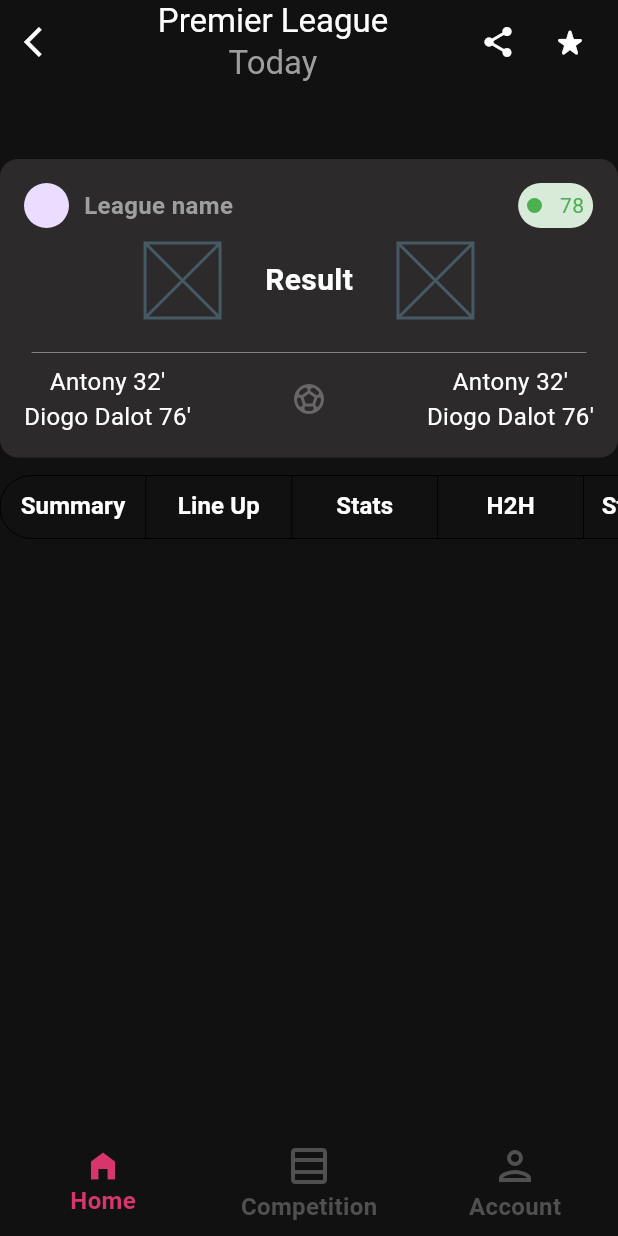
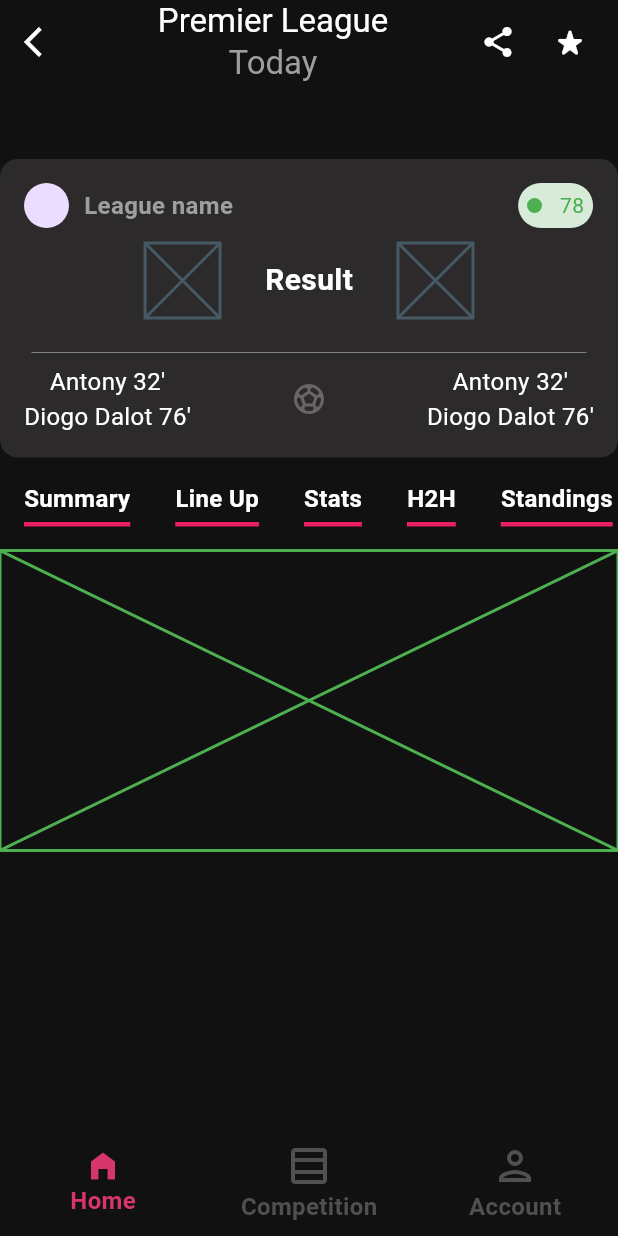
Before and after one commit to kubaolszewski/score_live, a Flutter app: the MatchDetails screen opened by its route, after a tap on "Line Up", on a phone screen of 412 x 824 dp. Run offline on Flutter 3.47's test engine with Material 2 defaults, Android fonts, the phone set to English and light mode, and no system bars; our stand-ins replace firebase_auth, firebase_core, flutter_bloc, flutter_modular; accounts and stored records are empty.

Commit message:
Add second app bar for switching between selected match details

```diff
--- a/lib/app/features/home/cubit/home_cubit.dart
+++ b/lib/app/features/home/cubit/home_cubit.dart
@@ -8,6 +8,9 @@ class HomeCubit extends Cubit<HomeState> {
   HomeCubit() : super(const HomeState());
 
   void switchHomeOptions(HomeOptions chosenOption) {
-    emit(HomeState(options: chosenOption));
+    emit(HomeState(homeOptions: chosenOption));
+  }
+  void switchDetailsOptions (DetailsOptions chosenOption) {
+    emit(HomeState(detailsOptions: chosenOption));
   }
 }
--- a/lib/app/features/home/cubit/home_state.dart
+++ b/lib/app/features/home/cubit/home_state.dart
@@ -1,8 +1,12 @@
 part of 'home_cubit.dart';
 
 @immutable
- class HomeState {
-  const HomeState({this.options = HomeOptions.score});
+class HomeState {
+  const HomeState({
+    this.homeOptions = HomeOptions.score,
+    this.detailsOptions = DetailsOptions.summary,
+  });
 
-  final HomeOptions options;
- }
+  final HomeOptions homeOptions;
+  final DetailsOptions detailsOptions;
+}
--- a/lib/app/features/home/home.dart
+++ b/lib/app/features/home/home.dart
@@ -96,8 +96,8 @@ class HomePage extends StatelessWidget {
               const _LiveNowView(),
               const _HomeOptionsTapBar(),
               BlocBuilder<HomeCubit, HomeState>(
-                builder: ((context, state) {
-                  switch (state.options) {
+                builder: (context, state) {
+                  switch (state.homeOptions) {
                     case HomeOptions.upcoming:
                       return const UpcomingDetails();
                     case HomeOptions.score:
@@ -105,7 +105,7 @@ class HomePage extends StatelessWidget {
                     case HomeOptions.favorites:
                       return const FavoritesDetails();
                   }
-                }),
+                },
               ),
             ],
           ),
@@ -139,8 +139,6 @@ class _HomeOptionsTapBar extends StatelessWidget {
 
   @override
   Widget build(BuildContext context) {
-    return BlocBuilder<HomeCubit, HomeState>(
-      builder: (context, state) {
     return Padding(
       padding: const EdgeInsets.symmetric(vertical: 8.0),
       child: Row(
@@ -203,7 +201,5 @@ class _HomeOptionsTapBar extends StatelessWidget {
         ],
       ),
     );
-      },
-    );
   }
 }
--- a/lib/app/features/home/match_details.dart
+++ b/lib/app/features/home/match_details.dart
@@ -1,6 +1,8 @@
 import 'package:flutter/material.dart';
+import 'package:flutter_bloc/flutter_bloc.dart';
 import 'package:score_live/app/core/enums.dart';
 import 'package:score_live/app/custom_widgets/custom_app_bar.dart';
+import 'package:score_live/app/features/home/cubit/home_cubit.dart';
 
 class MatchDetails extends StatefulWidget {
   const MatchDetails({super.key});
@@ -9,15 +11,14 @@ class MatchDetails extends StatefulWidget {
   State<MatchDetails> createState() => _MatchDetailsState();
 }
 
-
 class _MatchDetailsState extends State<MatchDetails> {
   final _detailsTitle = const DetailsTitle();
-  DetailsOptions options = DetailsOptions.summary;
-  Set<DetailsOptions> allDetailsOptions = <DetailsOptions>{DetailsOptions.summary};
 
   @override
   Widget build(BuildContext context) {
-    return Scaffold(
+    return BlocProvider(
+      create: (context) => HomeCubit(),
+      child: Scaffold(
         backgroundColor: const Color.fromARGB(255, 18, 17, 17),
         appBar: CustomAppBar(
           title: _detailsTitle,
@@ -150,72 +151,157 @@ class _MatchDetailsState extends State<MatchDetails> {
                   ),
                 ),
               ),
-            Padding(
-              padding: const EdgeInsets.symmetric(vertical: 8.0),
-              child: SizedBox(
-                height: 50,
-                child: ListView(
-                  scrollDirection: Axis.horizontal,
-                  children: [
-                    SegmentedButton(
-                      showSelectedIcon: false,
-                      style: ButtonStyle(
-                        side: MaterialStateProperty.all<BorderSide>(
-                          const BorderSide(width: 0.0),
-                        ),
-                        backgroundColor: MaterialStateProperty.all<Color>(Colors.transparent),
-                      ),
-                      segments: const <ButtonSegment<DetailsOptions>>[
-                        ButtonSegment(
-                          value: DetailsOptions.summary,
-                          label: Text(
-                            'Summary',
-                            style: TextStyle(color: Colors.white, fontSize: 16, fontWeight: FontWeight.bold),
-                          ),
-                        ),
-                        ButtonSegment(
-                          value: DetailsOptions.lineUp,
-                          label: Text(
-                            'Line Up',
-                            style: TextStyle(color: Colors.white, fontSize: 16, fontWeight: FontWeight.bold),
-                          ),
-                        ),
-                        ButtonSegment(
-                          value: DetailsOptions.stats,
-                          label: Text(
-                            'Stats',
-                            style: TextStyle(color: Colors.white, fontSize: 16, fontWeight: FontWeight.bold),
-                          ),
-                        ),
-                        ButtonSegment(
-                          value: DetailsOptions.h2H,
-                          label: Text(
-                            'H2H',
-                            style: TextStyle(color: Colors.white, fontSize: 16, fontWeight: FontWeight.bold),
-                          ),
-                        ),
-                        ButtonSegment(
-                          value: DetailsOptions.standings,
-                          label: Text(
-                            'Standings',
-                            style: TextStyle(color: Colors.white, fontSize: 16, fontWeight: FontWeight.bold),
-                          ),
-                        ),
-                      ],
-                      selected: allDetailsOptions,
-                      onSelectionChanged: (Set<DetailsOptions> selectedOption) {
-                        setState(() {
-                          allDetailsOptions = selectedOption;
-                        });
+              const _MatchDetailsTapBar(),
+              BlocBuilder<HomeCubit, HomeState>(
+                builder: (context, state) {
+                  switch (state.detailsOptions) {
+                    case DetailsOptions.summary:
+                      return const Placeholder(
+                        fallbackHeight: 200,
+                        color: Colors.red,
+                      );
+                    case DetailsOptions.lineUp:
+                      return const Placeholder(
+                        fallbackHeight: 200,
+                        color: Colors.green,
+                      );
+                    case DetailsOptions.stats:
+                      return const Placeholder(
+                        fallbackHeight: 200,
+                        color: Colors.blue,
+                      );
+                    case DetailsOptions.h2H:
+                      return const Placeholder(
+                        fallbackHeight: 200,
+                        color: Colors.pink,
+                      );
+                    case DetailsOptions.standings:
+                      return const Placeholder(
+                        fallbackHeight: 200,
+                        color: Colors.yellow,
+                      );
+                  }
                 },
               ),
             ],
           ),
         ),
       ),
+    );
+  }
+}
+
+class _MatchDetailsTapBar extends StatelessWidget {
+  const _MatchDetailsTapBar();
+
+  @override
+  Widget build(BuildContext context) {
+    return BlocBuilder<HomeCubit, HomeState>(
+      builder: (context, state) {
+        return SingleChildScrollView(
+          scrollDirection: Axis.horizontal,
+          padding: const EdgeInsets.all(16.0),
+          child: Row(
+            mainAxisAlignment: MainAxisAlignment.spaceEvenly,
+            children: [
+              GestureDetector(
+                onTap: () {
+                  context.read<HomeCubit>().switchDetailsOptions(DetailsOptions.summary);
+                },
+                child: Container(
+                  padding: const EdgeInsets.only(bottom: 4.0),
+                  decoration: const BoxDecoration(
+                      border: Border(
+                          bottom: BorderSide(
+                    width: 3.0,
+                    color: Colors.pink,
+                  ))),
+                  child: const Text(
+                    'Summary',
+                    style: TextStyle(color: Colors.white, fontSize: 16, fontWeight: FontWeight.bold),
+                  ),
+                ),
+              ),
+              const SizedBox(width: 30),
+              GestureDetector(
+                onTap: () {
+                  context.read<HomeCubit>().switchDetailsOptions(DetailsOptions.lineUp);
+                },
+                child: Container(
+                  padding: const EdgeInsets.only(bottom: 4.0),
+                  decoration: const BoxDecoration(
+                      border: Border(
+                          bottom: BorderSide(
+                    width: 3.0,
+                    color: Colors.pink,
+                  ))),
+                  child: const Text(
+                    'Line Up',
+                    style: TextStyle(color: Colors.white, fontSize: 16, fontWeight: FontWeight.bold),
+                  ),
+                ),
+              ),
+              const SizedBox(width: 30),
+              GestureDetector(
+                onTap: () {
+                  context.read<HomeCubit>().switchDetailsOptions(DetailsOptions.stats);
+                },
+                child: Container(
+                  padding: const EdgeInsets.only(bottom: 4.0),
+                  decoration: const BoxDecoration(
+                      border: Border(
+                          bottom: BorderSide(
+                    width: 3.0,
+                    color: Colors.pink,
+                  ))),
+                  child: const Text(
+                    'Stats',
+                    style: TextStyle(color: Colors.white, fontSize: 16, fontWeight: FontWeight.bold),
+                  ),
+                ),
+              ),
+              const SizedBox(width: 30),
+              GestureDetector(
+                onTap: () {
+                  context.read<HomeCubit>().switchDetailsOptions(DetailsOptions.h2H);
+                },
+                child: Container(
+                  padding: const EdgeInsets.only(bottom: 4.0),
+                  decoration: const BoxDecoration(
+                      border: Border(
+                          bottom: BorderSide(
+                    width: 3.0,
+                    color: Colors.pink,
+                  ))),
+                  child: const Text(
+                    'H2H',
+                    style: TextStyle(color: Colors.white, fontSize: 16, fontWeight: FontWeight.bold),
+                  ),
+                ),
+              ),
+              const SizedBox(width: 30),
+              GestureDetector(
+                onTap: () {
+                  context.read<HomeCubit>().switchDetailsOptions(DetailsOptions.standings);
+                },
+                child: Container(
+                  padding: const EdgeInsets.only(bottom: 4.0),
+                  decoration: const BoxDecoration(
+                      border: Border(
+                          bottom: BorderSide(
+                    width: 3.0,
+                    color: Colors.pink,
+                  ))),
+                  child: const Text(
+                    'Standings',
+                    style: TextStyle(color: Colors.white, fontSize: 16, fontWeight: FontWeight.bold),
+                  ),
+                ),
+              ),
             ],
           ),
-      ),
+        );
+      },
     );
   }
 }
```
Lines whose indentation alone changed are shown as unchanged.
